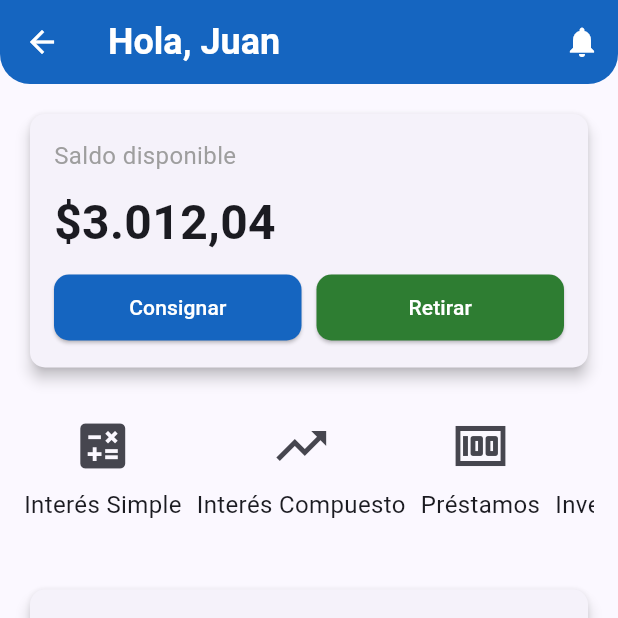
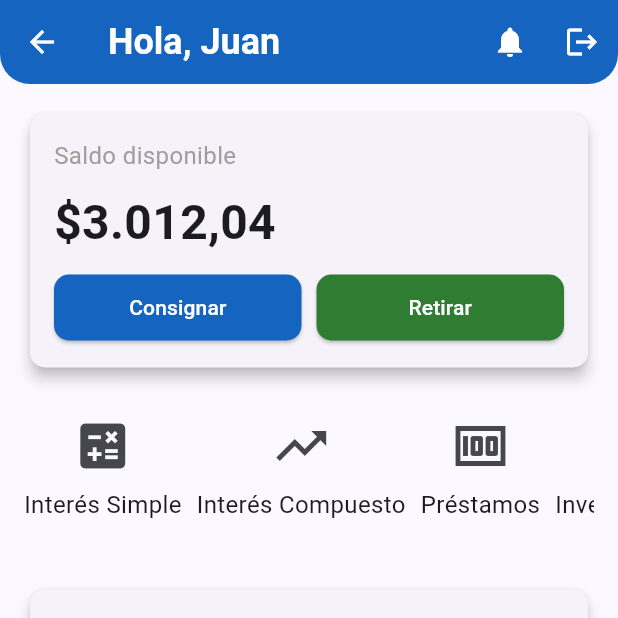
Before and after one commit to JJCO10/EconoEngine, a Flutter app: the HomeView screen opened by its route, on a phone screen of 412 x 824 dp, the top half of it. Run offline on Flutter 3.47's test engine with Material 3 defaults, Android fonts, the phone set to English and light mode, and no system bars; our stand-ins replace cloud_firestore, firebase_auth, firebase_core; accounts and stored records are empty.

Commit message:
Icono de cerrar sesión funcionando

```diff
--- a/econoengine/lib/Views/Auth/home_view.dart
+++ b/econoengine/lib/Views/Auth/home_view.dart
@@ -1,3 +1,4 @@
+import 'package:econoengine/Views/Auth/login_view.dart';
 import 'package:flutter/material.dart';
 
 class HomeView extends StatelessWidget {
@@ -28,6 +29,17 @@ class HomeView extends StatelessWidget {
             color: Colors.white, // Icono de la campana en blanco
             onPressed: () {
               // Lógica para notificaciones
+            },
+          ),
+          IconButton(
+            icon: const Icon(Icons.logout), // Icono de cierre de sesión
+            color: Colors.white,
+            onPressed: () {
+              // Navegar a la página de inicio de sesión
+              Navigator.pushReplacement(
+                context,
+                MaterialPageRoute(builder: (context) => const LoginView()),
+              );
             },
           ),
         ],
```
